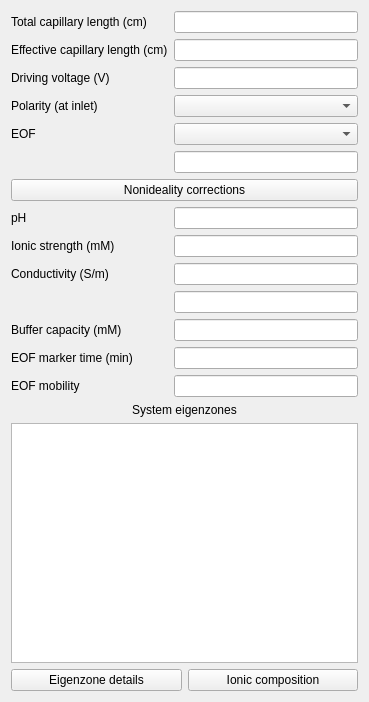
Old version of the form src/ui/maincontrolwidget.ui in the repository echmet/PeakMasterNG.
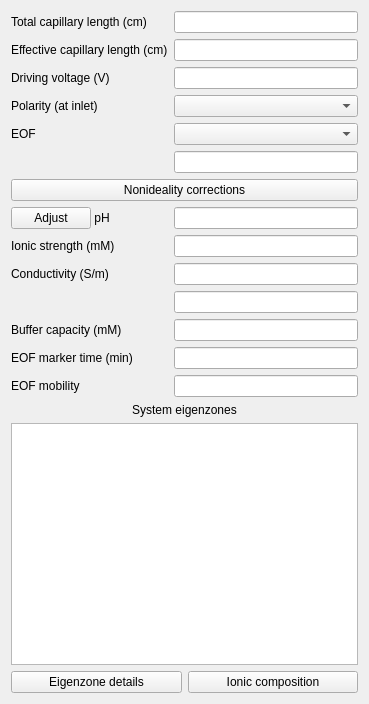
New version of the form. Custom widgets are drawn as their Qt base class.

The edit to the form file:
```diff
--- a/src/ui/maincontrolwidget.ui
+++ b/src/ui/maincontrolwidget.ui
@@ -7,7 +7,7 @@
     <x>0</x>
     <y>0</y>
     <width>369</width>
-    <height>702</height>
+    <height>704</height>
    </rect>
   </property>
   <property name="sizePolicy">
@@ -143,13 +143,6 @@
        </property>
       </widget>
      </item>
-     <item row="7" column="0">
-      <widget class="QLabel" name="ql_pH">
-       <property name="text">
-        <string>pH</string>
-       </property>
-      </widget>
-     </item>
      <item row="7" column="1">
       <widget class="FloatingValueLineEdit" name="qle_pH">
        <property name="sizePolicy">
@@ -280,6 +273,30 @@
        </property>
       </widget>
      </item>
+     <item row="7" column="0">
+      <layout class="QHBoxLayout" name="horizontalLayout_2">
+       <property name="spacing">
+        <number>0</number>
+       </property>
+       <property name="sizeConstraint">
+        <enum>QLayout::SetDefaultConstraint</enum>
+       </property>
+       <item>
+        <widget class="QPushButton" name="qpb_adjustpH">
+         <property name="text">
+          <string>Adjust</string>
+         </property>
+        </widget>
+       </item>
+       <item>
+        <widget class="QLabel" name="ql_pH">
+         <property name="text">
+          <string> pH</string>
+         </property>
+        </widget>
+       </item>
+      </layout>
+     </item>
     </layout>
    </item>
    <item>
@@ -347,16 +364,16 @@
   </layout>
  </widget>
  <customwidgets>
-  <customwidget>
-   <class>CopiableItemsTableView</class>
-   <extends>QTableView</extends>
-   <header>src/ui/copiableitemstableview.h</header>
-  </customwidget>
   <customwidget>
    <class>FloatingValueLineEdit</class>
    <extends>QLineEdit</extends>
    <header>src/ui/elementaries/floatingvaluelineedit.h</header>
   </customwidget>
+  <customwidget>
+   <class>CopiableItemsTableView</class>
+   <extends>QTableView</extends>
+   <header>src/ui/copiableitemstableview.h</header>
+  </customwidget>
  </customwidgets>
  <resources/>
  <connections/>
```
